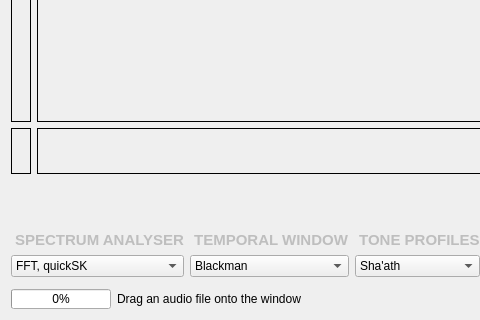
Old version of the form detailwindow.ui in the repository ibsh/is_KeyFinder; both pictures show x 0 to 480 and y 180 to 500 of the 820 by 500 pixel window.
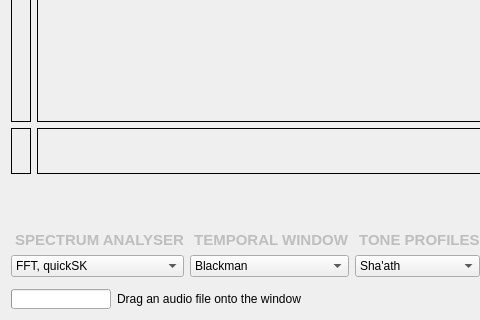
New version of the form.

Diff of the .ui file:
```diff
--- a/detailwindow.ui
+++ b/detailwindow.ui
@@ -412,12 +412,6 @@
             <height>20</height>
            </size>
           </property>
-          <property name="maximum">
-           <number>7</number>
-          </property>
-          <property name="value">
-           <number>0</number>
-          </property>
          </widget>
         </item>
         <item>
```
